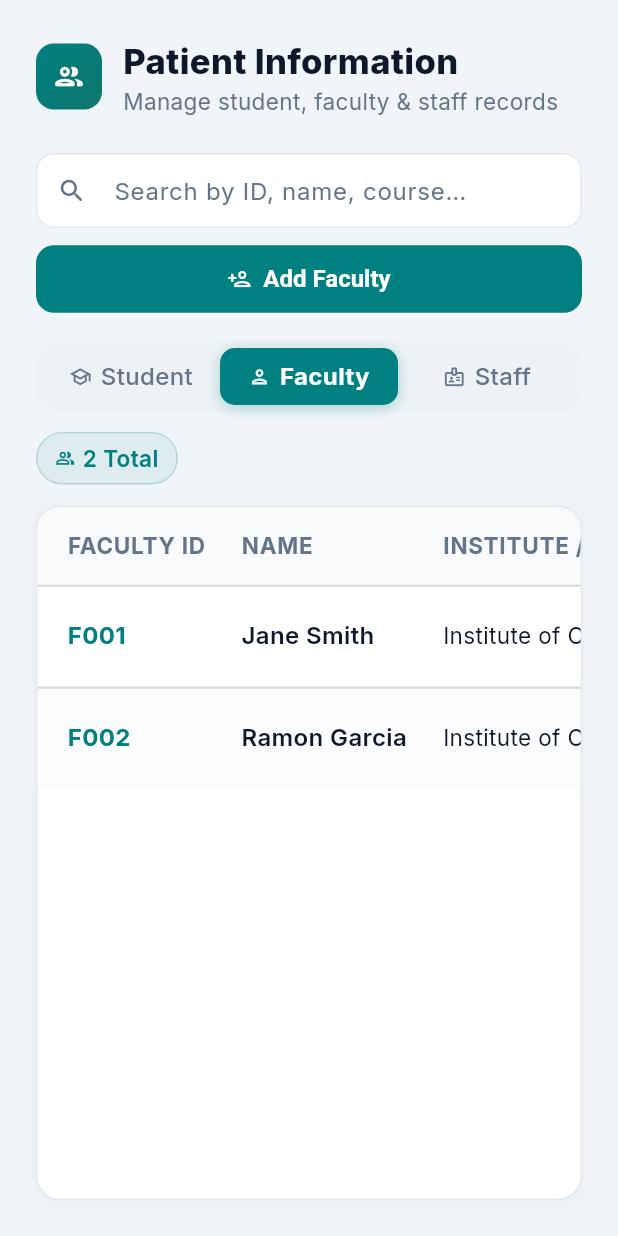
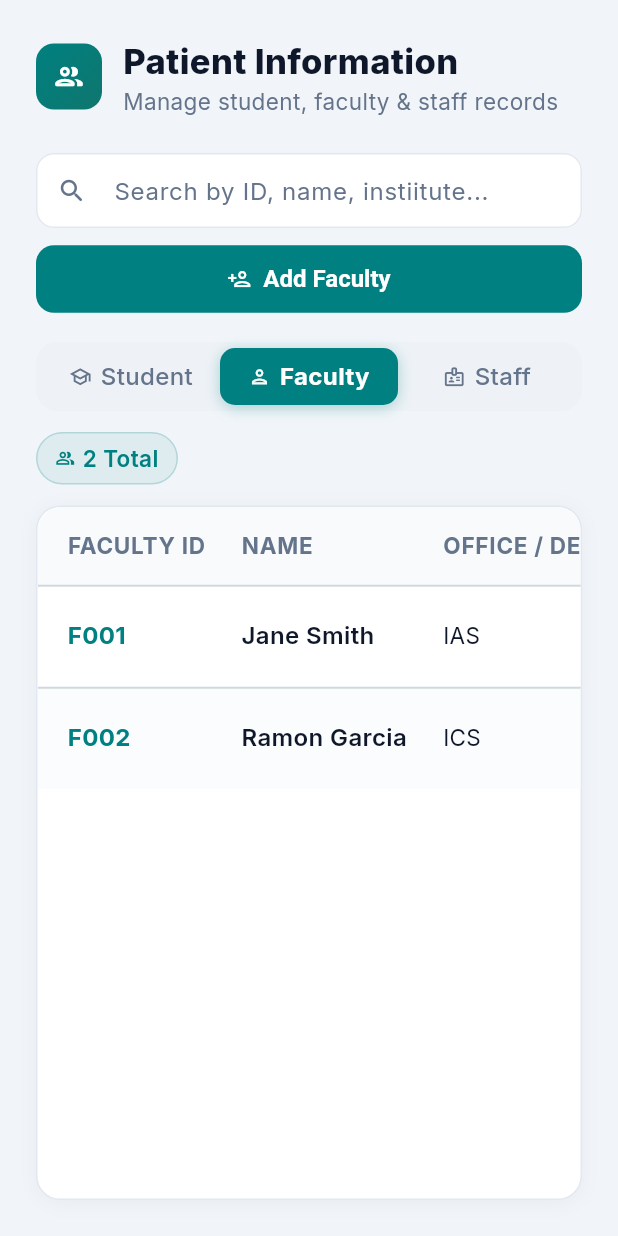
Before and after one commit to ChenChen0606/TCGC_CMS, a Flutter app: the PatientsScreen widget shown alone on an empty page, opened directly, after a tap on "Faculty", on a phone screen of 412 x 824 dp. Run offline on Flutter 3.47's test engine with Material 3 defaults, Android fonts, the phone set to English and light mode, and no system bars; our stand-ins replace pdf, printing.

Commit message:
Update patient screen

```diff
--- a/lib/screen/clinic_visit_screen.dart
+++ b/lib/screen/clinic_visit_screen.dart
@@ -75,9 +75,9 @@ class _ClinicVisitScreenState extends State<ClinicVisitScreen> {
 
   // ── SHARED PATIENT DATABASE ───────────────────────────────────────────
   final List<Map<String, dynamic>> _patients = [
-    {"id":"234567","last":"Delacruz","first":"Cresa","mi":"S","role":"Student","field1":"BSCS","field2":"2nd Year"},
-    {"id":"234889","last":"Doe","first":"John","mi":"A","role":"Student","field1":"BSIT","field2":"3rd Year"},
-    {"id":"F001","last":"Smith","first":"Jane","mi":"","role":"Faculty","field1":"ICS","field2":"Dean"},
+    {"id":"234567","last":"Delacruz","first":"Cresa","mi":"S","role":"Student","field1":"ICS","field2":"2nd Year"},
+    {"id":"234889","last":"Doe","first":"John","mi":"A","role":"Student","field1":"ITE","field2":"3rd Year"},
+    {"id":"F001","last":"Smith","first":"Jane","mi":"","role":"Faculty","field1":"IAS","field2":"Dean"},
     {"id":"F002","last":"Garcia","first":"Ramon","mi":"","role":"Faculty","field1":"ICS","field2":"Instructor"},
     {"id":"S001","last":"Lee","first":"Mark","mi":"","role":"Staff","field1":"Registrar","field2":"Staff"},
     {"id":"S002","last":"Navarro","first":"Rosa","mi":"","role":"Staff","field1":"Library","field2":"Staff"},
@@ -99,23 +99,14 @@ class _ClinicVisitScreenState extends State<ClinicVisitScreen> {
   ];
 
   // TODO(confirm with registrar): confirm official program codes
-  final List<String> courses = [
-    'BSCS', 'BSIT', 'BSCrim', 'BS Ind. Security Mgmt.', 'BS Midwifery',
-    'BSBA', 'BSOA', 'AB English',
+  final List<String> institute = [
+    'IBFS','ITE','ICJE','ICS','IAS','IHS'
   ];
   final List<String> years = [
     '1st Year', '2nd Year', '3rd Year', '4th Year',
   ];
-  final List<String> institutes = [
-    'Institute of Computer Studies',
-    'Institute of Teacher Education',
-    'Institute of Health Sciences',
-    'Institute of Criminal Justice Education',
-    'Bachelor of Science in Industrial Security Management',
-    'Bachelor of Arts in English',
-    'Institute of Arts and Sciences',
-    'Bachelor of Science in Business Administration',
-    'Bachelor of Science in Office Administration',
+  final List<String> department = [
+    'IBFS','ITE','ICJE','ICS','IAS','IHS',
     'Library', 'Clinic', 'Registrar', 'Finance', 'HR Department',
   ];
   final List<String> positions = [
@@ -833,16 +824,16 @@ class _ClinicVisitScreenState extends State<ClinicVisitScreen> {
           patientExists
               ? _lockableField(
                   fieldKey: 'dept',
-                  label: selectedRole == "Student" ? "Course" : "Institute/Dept",
+                  label: selectedRole == "Student" ? "Institute" : "Dept/Office",
                   controller: _instituteCtrl,
-                  options: selectedRole == "Student" ? courses : institutes,
+                  options: selectedRole == "Student" ? institute : department,
                   isEditing: _editingCourseField,
                   setEditingFlag: (v) => setState(() => _editingCourseField = v),
                 )
               : _buildDropdownField(
-                  label: selectedRole == "Student" ? "Course" : "Institute/Dept",
+                  label: selectedRole == "Student" ? "Course" : "Dept/Office",
                   value: selectedRole == "Student" ? _selectedCourse : _selectedInstitute,
-                  items: selectedRole == "Student" ? courses : institutes,
+                  items: selectedRole == "Student" ? institute : department,
                   controller: _instituteCtrl,
                   onChanged: (v) => setState(() {
                     if (selectedRole == "Student") {
--- a/lib/screen/patients_screen.dart
+++ b/lib/screen/patients_screen.dart
@@ -73,28 +73,23 @@ class _PatientsScreenState extends State<PatientsScreen>
   static const Color kTextSub   = Color(0xFF64748B);
   static const Color kDanger    = Color(0xFFEF4444);
 
-  final List<String> courses = [
-    'BSCS', 'BSIT', 'BSCrim', 'BSISM', 'BS Midwifery', 'IBFS', 'IAS',
+  final List<String> insti_ = [
+   // 'BSBA-HRM', 'BSBA-MM', 'BSOA', 'BEED', 'BSED-ENGLISH', 'BSED-FILIPINO', 'BSED-MATH', 'BSED-SOCSTUD', 'BS CRIM', 'BSISM','BSCS','AB COMM','AB ENGGLISH','AB POLSCI','GEN MID' -->PROGRAM
+   //   --> INSTITUTE
+    'IBFS','ITE','ICJE','ICS','IAS','IHS'
   ];
   final List<String> years = [
     '1st Year', '2nd Year', '3rd Year', '4th Year',
   ];
-  final List<String> institutes = [
-    'Institute of Computer Studies',
-    'Institute of Teacher Education',
-    'Institute of Health Sciences',
-    'Institute of Criminal Justice Education',
-    'Bachelor of Science in Industrial Security Management',
-    'Bachelor of Arts in English',
-    'Institute of Arts and Sciences',
-    'Bachelor of Science in Business Administration',
-    'Bachelor of Science in Office Administration',
-    'Library', 'Clinic', 'Registrar', 'Finance', 'HR Department',
+  final List<String> department = [
+    'IBFS','ITE','ICJE','ICS','IAS','IHS', //for teachers
+    'Library', 'Clinic', 'Registrar', 'Finance', 'HR Department',  //--> Department / Office
   ];
   final List<String> positions = [
     'Instructor', 'Dean', 'Librarian', 'Nurse',
-    'Security Guard', 'Janitor',
+    'Security Guard',
   ];
+
 
   @override
   void initState() {
@@ -106,10 +101,10 @@ class _PatientsScreenState extends State<PatientsScreen>
 
     if (PatientData.patients.isEmpty) {
       PatientData.patients.addAll([
-        Patient(id: '234567', last: 'Delacruz', first: 'Cresa', mi: 'S', field1: 'BSCS',     field2: '2nd Year',   category: 'Student'),
-        Patient(id: '234889', last: 'Doe',      first: 'John',  mi: 'A', field1: 'BSIT',     field2: '3rd Year',   category: 'Student'),
-        Patient(id: 'F001',   last: 'Smith',    first: 'Jane',  mi: '',  field1: 'Institute of Computer Studies', field2: 'Dean',       category: 'Faculty'),
-        Patient(id: 'F002',   last: 'Garcia',   first: 'Ramon', mi: '',  field1: 'Institute of Computer Studies', field2: 'Instructor', category: 'Faculty'),
+        Patient(id: '234567', last: 'Delacruz', first: 'Cresa', mi: 'S', field1: 'ICS',     field2: '2nd Year',   category: 'Student'),
+        Patient(id: '234889', last: 'Doe',      first: 'John',  mi: 'A', field1: 'ITE',     field2: '3rd Year',   category: 'Student'),
+        Patient(id: 'F001',   last: 'Smith',    first: 'Jane',  mi: '',  field1: 'IAS', field2: 'Dean',       category: 'Faculty'),
+        Patient(id: 'F002',   last: 'Garcia',   first: 'Ramon', mi: '',  field1: 'ICS', field2: 'Instructor', category: 'Faculty'),
         Patient(id: 'S001',   last: 'Lee',      first: 'Mark',  mi: '',  field1: 'Registrar', field2: 'Clerk',      category: 'Staff'),
         Patient(id: 'S002',   last: 'Navarro',  first: 'Rosa',  mi: '',  field1: 'Library',   field2: 'Librarian',  category: 'Staff'),
       ]);
@@ -124,7 +119,7 @@ class _PatientsScreenState extends State<PatientsScreen>
   }
 
   String get _idLabel  => filter == 'Student' ? 'Student ID' : filter == 'Faculty' ? 'Faculty ID' : 'Staff ID';
-  String get _label1   => filter == 'Student' ? 'Course' : 'Institute / Department';
+  String get _label1   => filter == 'Student' ? 'Institute' : 'Office / Department';
   String get _label2   => filter == 'Student' ? 'Year Level' : 'Position';
 
   List<Patient> get _filtered {
@@ -239,7 +234,7 @@ class _PatientsScreenState extends State<PatientsScreen>
     final firstCtrl = TextEditingController(text: isEdit ? editPatient.first : '');
     final miCtrl    = TextEditingController(text: isEdit ? editPatient.mi    : '');
 
-    final f1List = filter == 'Student' ? courses    : institutes;
+    final f1List = filter == 'Student' ? insti_    : department;
     final f2List = filter == 'Student' ? years      : positions;
 
     String? selectedF1 = (isEdit && f1List.contains(editPatient.field1)) ? editPatient.field1 : null;
@@ -596,7 +591,7 @@ class _PatientsScreenState extends State<PatientsScreen>
               onChanged: (_) => setState(() {}),
               style: const TextStyle(fontSize: 17, color: kTextMain),
               decoration: InputDecoration(
-                hintText: 'Search by ID, name, course…',
+                hintText: 'Search by ID, name, instiitute...',
                 hintStyle: const TextStyle(color: kTextSub, fontSize: 16),
                 prefixIcon: const Icon(Icons.search_rounded, color: kTextSub, size: 20),
                 filled: true,
```
